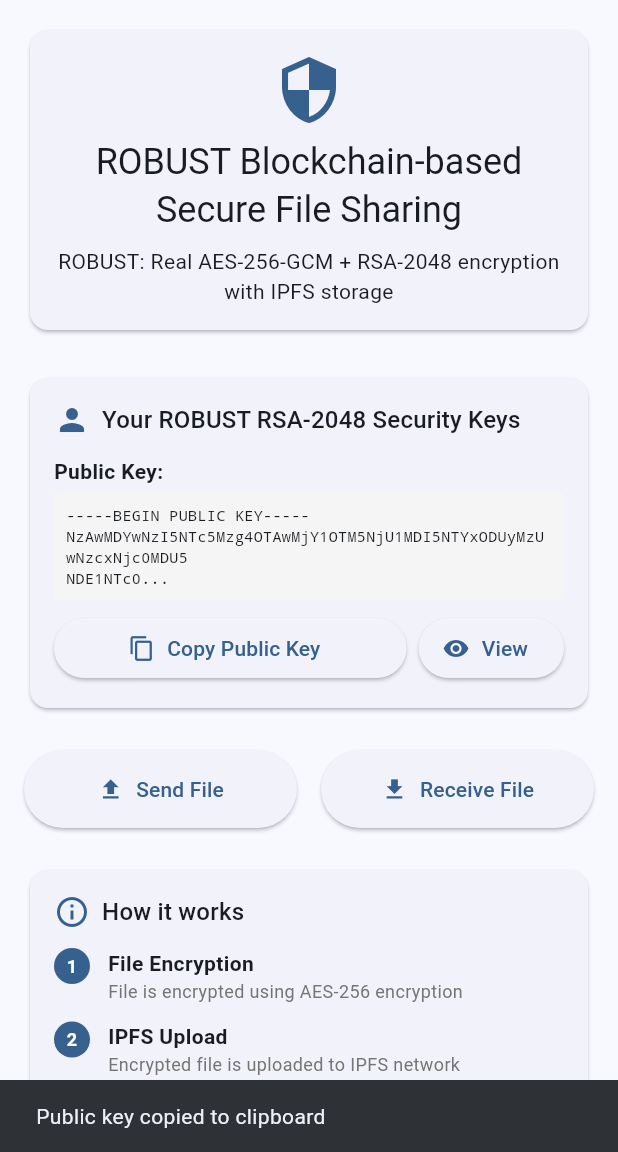
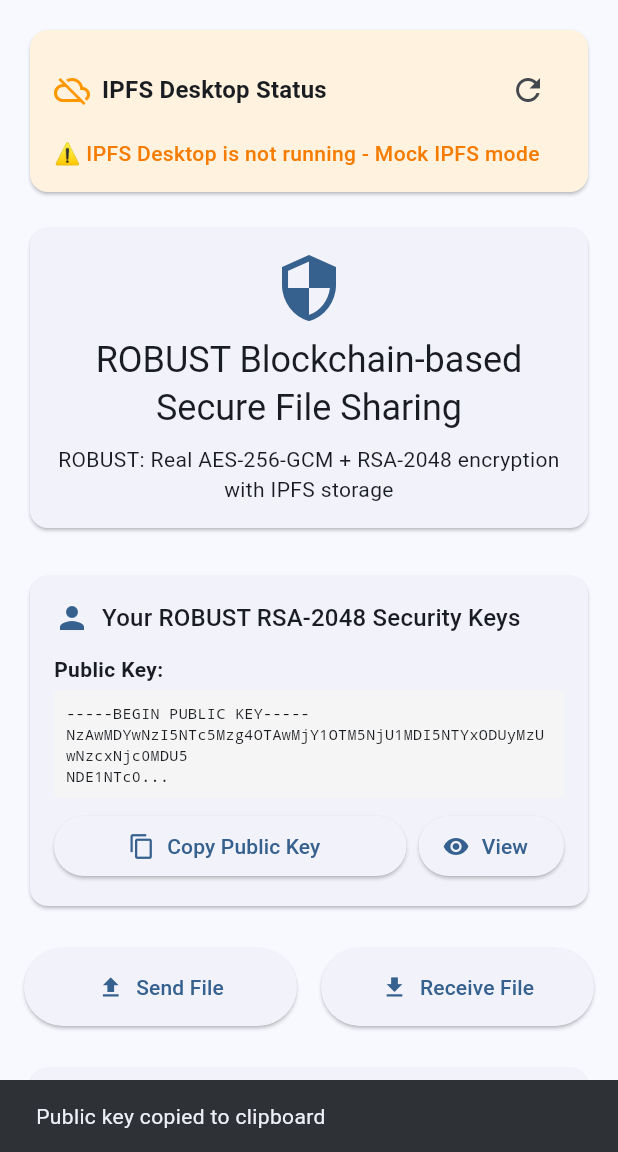
Before and after one commit to MuhammadMuaaz907/EtherShare-Prototype, a Flutter app: the screen it shows after launch, after a tap on "Copy Public Key", on a phone screen of 412 x 824 dp, the part 84-1236 px from its top. Run offline on Flutter 3.47's test engine with Material 3 defaults, Android fonts, the phone set to English and light mode, and no system bars; our stand-ins replace file_picker; missing offline and left inert: encrypt; network calls fail.

Commit message:
IPFS Desktop

```diff
--- a/lib/screens/home_screen.dart
+++ b/lib/screens/home_screen.dart
@@ -2,6 +2,7 @@ import 'package:flutter/material.dart';
 import 'package:flutter/services.dart';
 import '../services/file_sharing_service.dart';
 import '../services/robust_rsa_service_v2.dart';
+import '../services/ipfs_service.dart';
 import 'sender_screen.dart';
 import 'receiver_screen.dart';
 
@@ -15,11 +16,45 @@ class HomeScreen extends StatefulWidget {
 class _HomeScreenState extends State<HomeScreen> {
   RobustRsaKeyPair? _userKeyPair;
   bool _isGeneratingKeys = false;
+  bool _isIpfsRunning = false;
+  bool _isCheckingIpfs = false;
+  Map<String, dynamic>? _ipfsInfo;
 
   @override
   void initState() {
     super.initState();
     _generateUserKeys();
+    _checkIpfsStatus();
+  }
+
+  Future<void> _checkIpfsStatus() async {
+    setState(() {
+      _isCheckingIpfs = true;
+    });
+
+    try {
+      final isRunning = await IpfsService.isIpfsRunning();
+      final info = await IpfsService.getIpfsInfo();
+
+      setState(() {
+        _isIpfsRunning = isRunning;
+        _ipfsInfo = info;
+        _isCheckingIpfs = false;
+      });
+
+      if (isRunning) {
+        print('✅ IPFS Desktop is running');
+        print('🆔 Node ID: ${info?['ID'] ?? 'Unknown'}');
+      } else {
+        print('⚠️ IPFS Desktop is not running');
+      }
+    } catch (e) {
+      setState(() {
+        _isIpfsRunning = false;
+        _isCheckingIpfs = false;
+      });
+      print('❌ Failed to check IPFS status: $e');
+    }
   }
 
   Future<void> _generateUserKeys() async {
@@ -105,6 +140,64 @@ class _HomeScreenState extends State<HomeScreen> {
                   child: Column(
                     crossAxisAlignment: CrossAxisAlignment.stretch,
                     children: [
+                      // IPFS Status Card
+                      Card(
+                        color: _isIpfsRunning ? Colors.green.shade50 : Colors.orange.shade50,
+                        child: Padding(
+                          padding: const EdgeInsets.all(16),
+                          child: Column(
+                            crossAxisAlignment: CrossAxisAlignment.start,
+                            children: [
+                              Row(
+                                children: [
+                                  Icon(
+                                    _isIpfsRunning ? Icons.cloud_done : Icons.cloud_off,
+                                    color: _isIpfsRunning ? Colors.green : Colors.orange,
+                                  ),
+                                  const SizedBox(width: 8),
+                                  Text(
+                                    'IPFS Desktop Status',
+                                    style: Theme.of(context).textTheme.titleMedium?.copyWith(
+                                      fontWeight: FontWeight.bold,
+                                    ),
+                                  ),
+                                  const Spacer(),
+                                  if (_isCheckingIpfs)
+                                    const SizedBox(
+                                      width: 20,
+                                      height: 20,
+                                      child: CircularProgressIndicator(strokeWidth: 2),
+                                    )
+                                  else
+                                    IconButton(
+                                      onPressed: _checkIpfsStatus,
+                                      icon: const Icon(Icons.refresh),
+                                      tooltip: 'Refresh IPFS Status',
+                                    ),
+                                ],
+                              ),
+                              const SizedBox(height: 8),
+                              Text(
+                                _isIpfsRunning
+                                  ? '✅ IPFS Desktop is running - Real IPFS mode enabled'
+                                  : '⚠️ IPFS Desktop is not running - Mock IPFS mode',
+                                style: TextStyle(
+                                  color: _isIpfsRunning ? Colors.green.shade700 : Colors.orange.shade700,
+                                  fontWeight: FontWeight.w500,
+                                ),
+                              ),
+                              if (_ipfsInfo != null) ...[
+                                const SizedBox(height: 4),
+                                Text(
+                                  'Node ID: ${_ipfsInfo!['ID']?.substring(0, 12) ?? 'Unknown'}...',
+                                  style: Theme.of(context).textTheme.bodySmall,
+                                ),
+                              ],
+                            ],
+                          ),
+                        ),
+                      ),
+                      const SizedBox(height: 16),
                       // Header
                       Card(
                         child: Padding(
--- a/lib/services/ipfs_service.dart
+++ b/lib/services/ipfs_service.dart
@@ -1,21 +1,88 @@
 import 'dart:typed_data';
 import 'dart:io';
+import 'dart:convert';
 import 'package:crypto/crypto.dart';
 import 'package:path_provider/path_provider.dart';
+import 'package:http/http.dart' as http;
 
 class IpfsService {
-  // For this prototype, we'll use a mock IPFS service
-  // In production, you would connect to an actual IPFS node
-  static const String _mockGateway = 'https://gateway.pinata.cloud/ipfs';
+  // Real IPFS Desktop integration
+  static const String _ipfsEndpoint = 'http://192.168.0.35:5001/api/v0';
+  static const String _ipfsGateway = 'http://127.0.0.1:8081/ipfs';
 
-  // Mock storage for demonstration (in-memory cache)
+  // Fallback mock storage for demonstration (in-memory cache)
   static final Map<String, Uint8List> _mockStorage = {};
+
+  // Configuration flags
+  static bool _useRealIpfs = true; // Set to true for real IPFS, false for mock
 
   /// Upload file to IPFS and return Content Identifier (CID)
   static Future<String> uploadFile(Uint8List fileData, String fileName) async {
     try {
-      // In real implementation, this would upload to IPFS
-      // For demo, we'll simulate with a hash-based CID
+      if (_useRealIpfs) {
+        return await _uploadToRealIpfs(fileData, fileName);
+      } else {
+        return await _uploadToMockIpfs(fileData, fileName);
+      }
+    } catch (e) {
+      print('⚠️ Real IPFS failed, falling back to mock: $e');
+      // Fallback to mock IPFS if real IPFS fails
+      return await _uploadToMockIpfs(fileData, fileName);
+    }
+  }
+
+  /// Upload to real IPFS Desktop
+  static Future<String> _uploadToRealIpfs(Uint8List fileData, String fileName) async {
+    try {
+      final request = http.MultipartRequest('POST', Uri.parse('$_ipfsEndpoint/add'));
+
+      // Add CORS headers
+      request.headers.addAll({
+        'Content-Type': 'multipart/form-data',
+        'Access-Control-Allow-Origin': '*',
+        'Access-Control-Allow-Methods': 'POST, GET, OPTIONS',
+        'Access-Control-Allow-Headers': 'Content-Type',
+      });
+
+      request.files.add(http.MultipartFile.fromBytes(
+        'file',
+        fileData,
+        filename: fileName,
+      ));
+
+      print('🔄 Uploading to IPFS: $_ipfsEndpoint/add');
+      print('📁 File: $fileName (${fileData.length} bytes)');
+
+      final response = await request.send();
+      final responseBody = await response.stream.bytesToString();
+
+      print('📡 IPFS Response Status: ${response.statusCode}');
+      print('📡 IPFS Response Body: $responseBody');
+
+      if (response.statusCode == 200) {
+        final jsonResponse = jsonDecode(responseBody);
+        final cid = jsonResponse['Hash'];
+
+        print('✅ File uploaded to real IPFS with CID: $cid');
+        print('📁 File URL: $_ipfsGateway/$cid');
+
+        // Also store in mock storage as backup
+        _mockStorage[cid] = fileData;
+        await _saveToPersistentStorage(cid, fileData);
+
+        return cid;
+      } else {
+        throw Exception('IPFS upload failed with status: ${response.statusCode} - $responseBody');
+      }
+    } catch (e) {
+      print('❌ Real IPFS upload error: $e');
+      throw Exception('Real IPFS upload failed: $e');
+    }
+  }
+
+  /// Upload to mock IPFS (fallback)
+  static Future<String> _uploadToMockIpfs(Uint8List fileData, String fileName) async {
+    try {
       final hash = sha256.convert(fileData).toString();
       final cid = 'Qm${hash.substring(0, 44)}'; // Mock CID format
 
@@ -23,15 +90,67 @@ class IpfsService {
       _mockStorage[cid] = fileData;
       await _saveToPersistentStorage(cid, fileData);
 
-      print('File uploaded to IPFS with CID: $cid');
+      print('📁 File uploaded to mock IPFS with CID: $cid');
       return cid;
     } catch (e) {
-      throw Exception('Failed to upload file to IPFS: $e');
+      throw Exception('Mock IPFS upload failed: $e');
     }
   }
 
   /// Download file from IPFS using CID
   static Future<Uint8List> downloadFile(String cid) async {
+    try {
+      if (_useRealIpfs) {
+        return await _downloadFromRealIpfs(cid);
+      } else {
+        return await _downloadFromMockIpfs(cid);
+      }
+    } catch (e) {
+      print('⚠️ Real IPFS download failed, falling back to mock: $e');
+      // Fallback to mock IPFS if real IPFS fails
+      return await _downloadFromMockIpfs(cid);
+    }
+  }
+
+  /// Download from real IPFS Desktop
+  static Future<Uint8List> _downloadFromRealIpfs(String cid) async {
+    try {
+      print('🔄 Downloading from IPFS: $_ipfsEndpoint/cat?arg=$cid');
+
+      final response = await http.get(
+        Uri.parse('$_ipfsEndpoint/cat?arg=$cid'),
+        headers: {
+          'Access-Control-Allow-Origin': '*',
+          'Access-Control-Allow-Methods': 'GET, POST, OPTIONS',
+          'Access-Control-Allow-Headers': 'Content-Type',
+        },
+      );
+
+      print('📡 IPFS Download Response Status: ${response.statusCode}');
+
+      if (response.statusCode == 200) {
+        final data = response.bodyBytes;
+
+        print('✅ File downloaded from real IPFS with CID: $cid');
+        print('📁 File size: ${data.length} bytes');
+
+        // Also store in mock storage as backup
+        _mockStorage[cid] = data;
+        await _saveToPersistentStorage(cid, data);
+
+        return data;
+      } else {
+        print('❌ IPFS download failed: ${response.statusCode} - ${response.body}');
+        throw Exception('IPFS download failed with status: ${response.statusCode}');
+      }
+    } catch (e) {
+      print('❌ Real IPFS download error: $e');
+      throw Exception('Real IPFS download failed: $e');
+    }
+  }
+
+  /// Download from mock IPFS (fallback)
+  static Future<Uint8List> _downloadFromMockIpfs(String cid) async {
     try {
       // Check memory cache first
       if (_mockStorage.containsKey(cid)) {
@@ -51,7 +170,7 @@ class IpfsService {
       return await _createDemoFile(cid);
 
     } catch (e) {
-      throw Exception('Failed to download file from IPFS: $e');
+      throw Exception('Mock IPFS download failed: $e');
     }
   }
 
@@ -99,13 +218,85 @@ class IpfsService {
 
   /// Get file URL for direct access
   static String getFileUrl(String cid) {
-    return '$_mockGateway/$cid';
+    if (_useRealIpfs) {
+      return '$_ipfsGateway/$cid';
+    } else {
+      return 'https://gateway.pinata.cloud/ipfs/$cid';
+    }
   }
 
   /// Validate CID format
   static bool isValidCid(String cid) {
-    // Basic CID validation (starts with Qm for mock)
+    // CID validation for both real and mock IPFS
     return cid.startsWith('Qm') && cid.length > 10;
+  }
+
+  /// Check if IPFS Desktop is running
+  static Future<bool> isIpfsRunning() async {
+    try {
+      print('🔄 Checking IPFS status: $_ipfsEndpoint/id');
+
+      final response = await http.post(
+        Uri.parse('$_ipfsEndpoint/id'),
+        headers: {
+          'Access-Control-Allow-Origin': '*',
+          'Access-Control-Allow-Methods': 'POST, GET, OPTIONS',
+          'Access-Control-Allow-Headers': 'Content-Type',
+        },
+      );
+
+      print('📡 IPFS Status Response: ${response.statusCode}');
+
+      if (response.statusCode == 200) {
+        print('✅ IPFS Desktop is running');
+        return true;
+      } else {
+        print('⚠️ IPFS Desktop responded with status: ${response.statusCode}');
+        return false;
+      }
+    } catch (e) {
+      print('❌ IPFS status check failed: $e');
+      return false;
+    }
+  }
+
+  /// Get IPFS node information
+  static Future<Map<String, dynamic>?> getIpfsInfo() async {
+    try {
+      print('🔄 Getting IPFS info: $_ipfsEndpoint/id');
+
+      final response = await http.post(
+        Uri.parse('$_ipfsEndpoint/id'),
+        headers: {
+          'Access-Control-Allow-Origin': '*',
+          'Access-Control-Allow-Methods': 'POST, GET, OPTIONS',
+          'Access-Control-Allow-Headers': 'Content-Type',
+        },
+      );
+
+      if (response.statusCode == 200) {
+        final info = jsonDecode(response.body);
+        print('✅ IPFS Info retrieved: ${info['ID']?.substring(0, 12)}...');
+        return info;
+      } else {
+        print('⚠️ IPFS info request failed: ${response.statusCode}');
+        return null;
+      }
+    } catch (e) {
+      print('❌ IPFS info request error: $e');
+      return null;
+    }
+  }
+
+  /// Switch between real and mock IPFS
+  static void setUseRealIpfs(bool useReal) {
+    _useRealIpfs = useReal;
+    print('🔄 IPFS mode switched to: ${useReal ? "Real IPFS Desktop" : "Mock IPFS"}');
+  }
+
+  /// Get current IPFS mode
+  static bool getUseRealIpfs() {
+    return _useRealIpfs;
   }
 
   /// Clean up mock storage (for testing)
```
Also changed, not shown: 22 other files.
